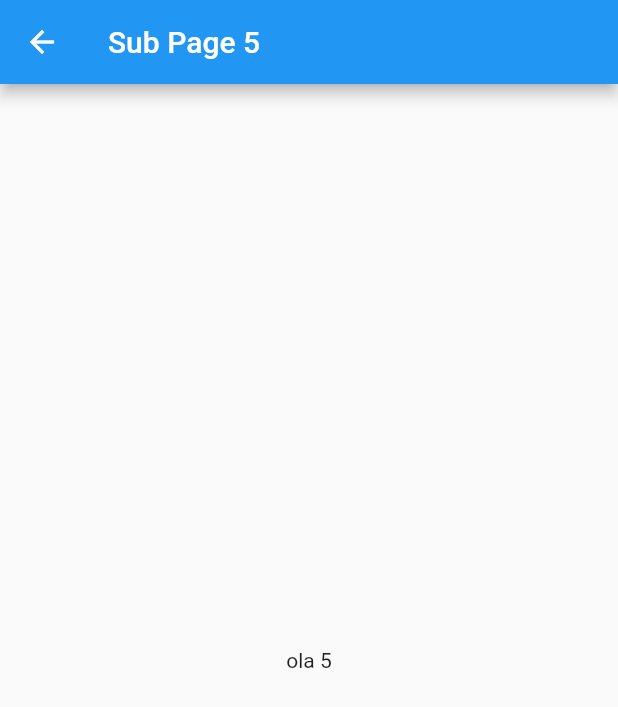
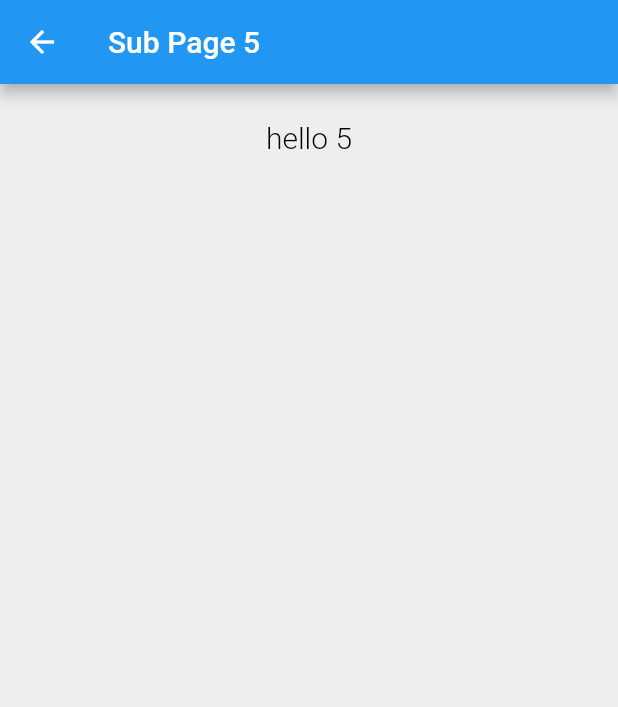
Before and after one commit to anaacouto/drawer-flutter, a Flutter app: the Five screen opened directly, on a phone screen of 412 x 824 dp. Shown: the top 707 px of the screen. Run offline on Flutter 3.47's test engine with Material 2 defaults, Android fonts, the phone set to English and light mode, and no system bars; missing offline and left inert: barcode_scan.

```diff
--- a/lib/first.dart
+++ b/lib/first.dart
@@ -11,7 +11,7 @@ import './drawer.dart';
 
 class First extends StatelessWidget{
 
-  @Override
+  @override
   Widget build(BuildContext context){
     return new MaterialApp(
       home: new FirstPage(),
@@ -61,7 +61,7 @@ Widget buildGrid(BuildContext context) {
 
 class FirstState extends State<FirstPage>{
 
-  @Override
+  @override
   Widget build(BuildContext context){
     return new Scaffold(
       drawer: new TestDrawer(),
@@ -69,6 +69,7 @@ class FirstState extends State<FirstPage>{
         title: new Text("First Page"),
       ),
       body: new Container(
+        color: Colors.grey[200],
         child: new Center(
           child: buildGrid(context),
         ),
--- a/lib/five.dart
+++ b/lib/five.dart
@@ -8,15 +8,31 @@ class Five extends StatefulWidget{
 
 class FiveState extends State<Five>{
 
-  @Override
+
+  @override
   Widget build(BuildContext context){
     return new Scaffold(
       appBar: new AppBar(
         title: new Text("Sub Page 5"),
       ),
       body: new Container(
+        color: Colors.grey[200],
         child: new Center(
-          child: new Text("ola 5"),
+          child: new Column(
+            children: <Widget>[
+              new Container(
+                margin: const EdgeInsets.all(24.0),
+                child: new Text(
+                  "hello 5",
+                  style: new TextStyle(
+                    color: Colors.black,
+                    fontSize: 20.0,
+                    fontWeight: FontWeight.w300,
+                  ),
+                ),
+              ),
+            ],
+          ),
         ),
       ),
     );
--- a/lib/main.dart
+++ b/lib/main.dart
@@ -9,7 +9,7 @@ void main() {
 
 class MyApp extends StatelessWidget {
 
-  @Override
+  @override
   Widget build(BuildContext context) {
     return new MaterialApp(
       title: 'Flutter Demo',
@@ -31,14 +31,14 @@ class MyHomePage extends StatefulWidget {
   MyHomePage({Key key, this.title}) : super(key: key);
   final String title;
 
-  @Override
+  @override
   _MyHomePageState createState() => new _MyHomePageState();
 
 }
 
 class _MyHomePageState extends State<MyHomePage> {
 
-  @Override
+  @override
   Widget build(BuildContext context) {
     return new Scaffold(
       drawer: new TestDrawer(),
@@ -46,6 +46,7 @@ class _MyHomePageState extends State<MyHomePage> {
         title: new Text(widget.title),
       ),
       body: new Container(
+        color: Colors.grey[200],
         child: new Center(
           child: new ListView(
             children: <Widget>[
--- a/lib/one.dart
+++ b/lib/one.dart
@@ -79,13 +79,14 @@ class OneState extends State<One>{
     );
   }
 
-  @Override
+  @override
   Widget build(BuildContext context){
     return new Scaffold(
       appBar: new AppBar(
         title: new Text("Sub Page 1"),
       ),
       body: new Container(
+        color: Colors.grey[200],
         child: new Column(
           children: <Widget>[
             cardNoticias(),
--- a/lib/second.dart
+++ b/lib/second.dart
@@ -4,7 +4,7 @@ import './drawer.dart';
 
 class Second extends StatelessWidget{
 
-  @Override
+  @override
   Widget build(BuildContext context){
     return new MaterialApp(
       home: new SecondPage(),
@@ -94,7 +94,7 @@ class SecondPageState extends State<SecondPage>{
     );
   }
 
-  @Override
+  @override
   Widget build(BuildContext context){
     return new Scaffold(
       drawer: new TestDrawer(),
@@ -102,6 +102,7 @@ class SecondPageState extends State<SecondPage>{
         title: new Text("Page Two"),
       ),
       body: new Container(
+        color: Colors.grey[200],
         child: new Column(
           children: <Widget>[
             columnCard(context),
--- a/pubspec.yaml
+++ b/pubspec.yaml
@@ -5,6 +5,7 @@ dependencies:
   flutter:
     sdk: flutter
   barcode_scan: "^0.0.2"
+  url_launcher: "^1.0.1"
 
 dev_dependencies:
   flutter_test:
```
Also changed, not shown: lib/four.dart (+16 -2 lines), lib/six.dart (+17 -2 lines), lib/three.dart (+13 -2 lines), lib/two.dart (+51 -7 lines).
